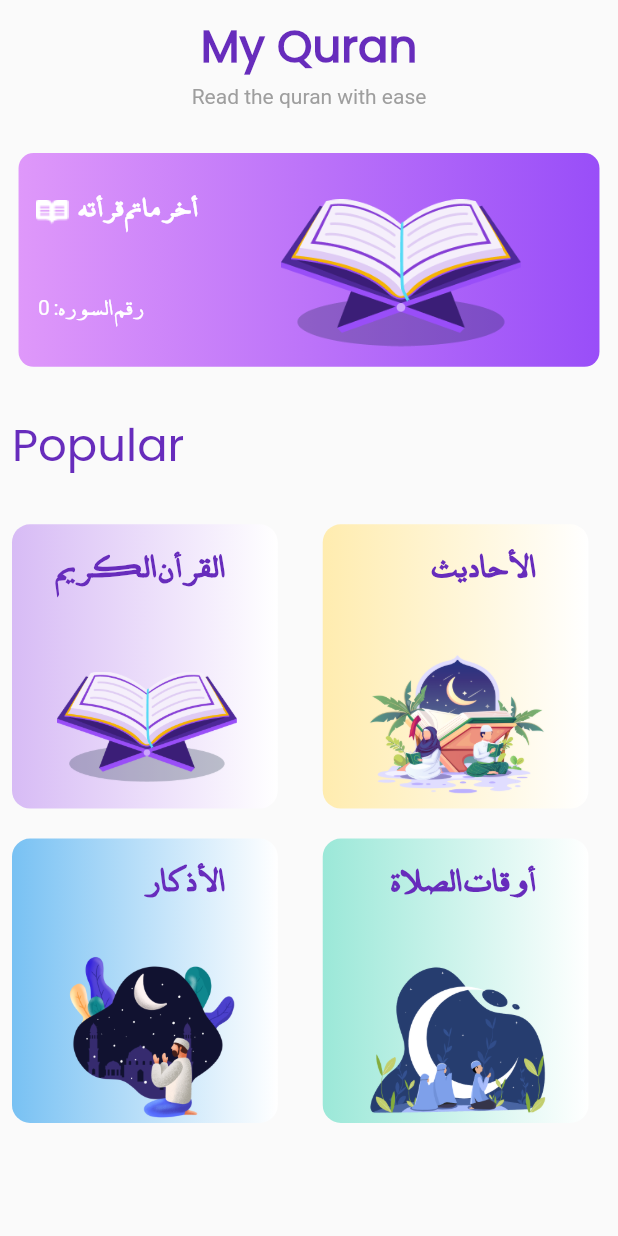
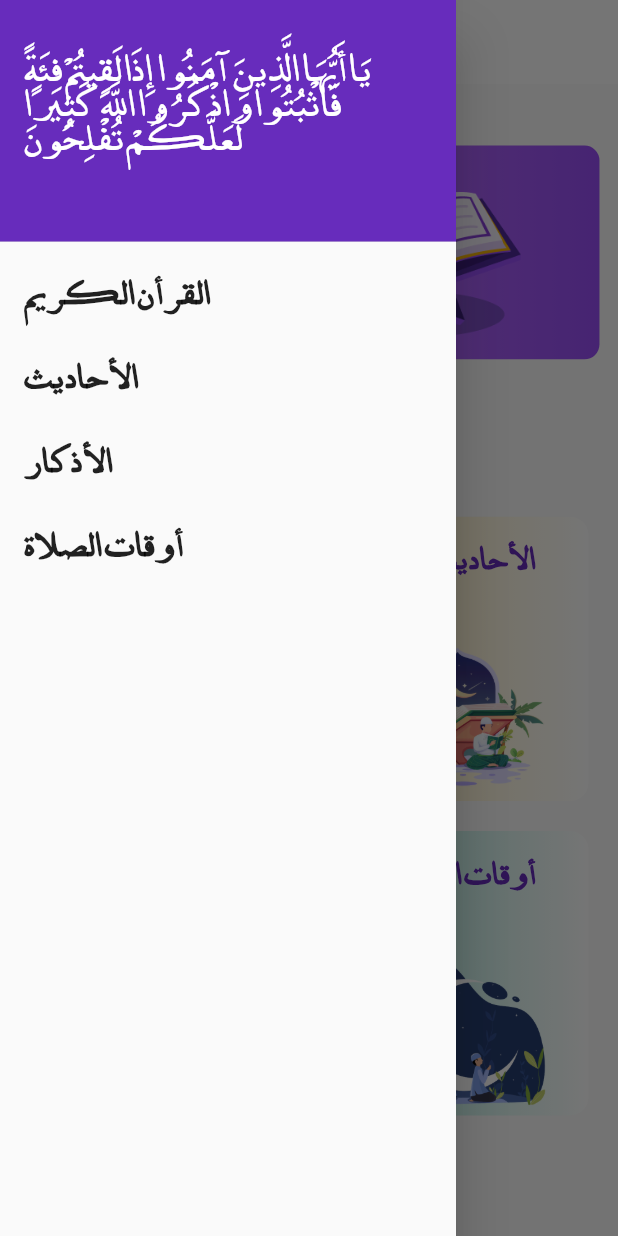
Before and after one commit to 18112001688/QuranApp, a Flutter app: the screen it shows after launch, with the side drawer open (before the commit the screen has no drawer), on a phone screen of 412 x 824 dp. Run offline on Flutter 3.47's test engine with Material 2 defaults, Android fonts, the light colour scheme and no system bars; our stand-ins replace dartz, dio, flutter_bloc, get_it, go_router, shared_preferences; missing offline and left inert: quran; Roboto replaces fonts that are missing (poppins).

Commit message:
adding a custom drwer (SideBar)

```diff
--- a/lib/Features/home/presentation/views/home_view.dart
+++ b/lib/Features/home/presentation/views/home_view.dart
@@ -1,3 +1,4 @@
+import 'package:Qurane_app/Features/home/widget/custom_drawer_menu.dart';
 import 'package:Qurane_app/Features/home/widget/custom_item.dart';
 import 'package:Qurane_app/Features/home/widget/custom_last_read_item.dart';
 import 'package:Qurane_app/core/constant/constent.dart';
@@ -6,35 +7,49 @@ import 'package:flutter/material.dart';
 import 'package:go_router/go_router.dart';
 
 class HomeView extends StatelessWidget {
-  const HomeView({Key? key}) : super(key: key);
+  HomeView({Key? key}) : super(key: key);
+  final GlobalKey<ScaffoldState> _scaffoldKey = GlobalKey<ScaffoldState>();
 
   @override
   Widget build(BuildContext context) {
     return Scaffold(
+      key: _scaffoldKey,
+      appBar: AppBar(
+        backgroundColor: Colors.white,
+        elevation: 0,
+        title: const Text(
+          'My Quran',
+          style: TextStyle(
+            color: primaryColor,
+            fontSize: 30,
+            fontWeight: FontWeight.w600,
+            fontFamily: 'poppins',
+          ),
+        ),
+        leading: IconButton(
+          icon: const Icon(
+            Icons.menu,
+            color: primaryColor,
+          ),
+          onPressed: () {
+            _scaffoldKey.currentState?.openDrawer();
+          },
+        ),
+      ),
+      drawer: const CustomDrwer(),
       body: SingleChildScrollView(
         child: SafeArea(
           child: Padding(
             padding: const EdgeInsets.all(8.0),
             child: Column(
               children: [
-                const Align(
-                  alignment: Alignment.topCenter,
-                  child: Text(
-                    'My Quran',
-                    style: TextStyle(
-                      color: primaryColor,
-                      fontSize: 30,
-                      fontWeight: FontWeight.w600,
-                      fontFamily: 'poppins',
+                const Row(
+                  mainAxisAlignment: MainAxisAlignment.spaceBetween,
+                  children: [
+                    SizedBox(
+                      height: 3,
                     ),
-                  ),
-                ),
-                const SizedBox(
-                  height: 3,
-                ),
-                const Text(
-                  'Read the quran with ease',
-                  style: TextStyle(color: Colors.grey),
+                  ],
                 ),
                 const CustomLastReadItem(),
                 const Padding(
@@ -90,9 +105,7 @@ class HomeView extends StatelessWidget {
                       },
                       image: Utlity.imageRamdan,
                     ),
-                    const SizedBox(
-                      width: 30,
-                    ),
+                    const SizedBox(width: 30),
                     CustomItem(
                       firstColor: const Color(0xff9BE8D8),
                       text: "أوقات الصلاة",
--- /dev/null
+++ b/lib/Features/home/widget/custom_drawer_menu.dart
@@ -0,0 +1,86 @@
+import 'package:Qurane_app/core/constant/constent.dart';
+import 'package:flutter/material.dart';
+import 'package:go_router/go_router.dart';
+
+class CustomDrwer extends StatelessWidget {
+  const CustomDrwer({super.key});
+
+  @override
+  Widget build(BuildContext context) {
+    return Drawer(
+      child: ListView(
+        padding: EdgeInsets.zero,
+        children: [
+          const DrawerHeader(
+            decoration: BoxDecoration(
+              color: primaryColor,
+            ),
+            child: Padding(
+              padding: EdgeInsets.only(top: 20),
+              child: Text(
+                "يَا أَيُّهَا الَّذِينَ آمَنُوا إِذَا لَقِيتُمْ فِئَةً فَاثْبُتُوا وَاذْكُرُوا اللَّهَ كَثِيرًا لَعَلَّكُمْ تُفْلِحُونَ",
+                style: TextStyle(
+                  color: Colors.white,
+                  fontFamily: 'me_quran',
+                  fontSize: 24,
+                ),
+              ),
+            ),
+          ),
+          ListTile(
+            title: const Text(
+              'القرأن الكريم',
+              style: TextStyle(
+                fontFamily: 'me_quran',
+                fontWeight: FontWeight.bold,
+                fontSize: 22,
+              ),
+            ),
+            onTap: () {
+              GoRouter.of(context).push('/QuranReadingView');
+            },
+          ),
+          ListTile(
+            title: const Text(
+              'الأحاديث',
+              style: TextStyle(
+                fontFamily: 'me_quran',
+                fontWeight: FontWeight.bold,
+                fontSize: 22,
+              ),
+            ),
+            onTap: () {
+              GoRouter.of(context).push('/AhdesView');
+            },
+          ),
+          ListTile(
+            title: const Text(
+              'الأذكار',
+              style: TextStyle(
+                fontFamily: 'me_quran',
+                fontWeight: FontWeight.bold,
+                fontSize: 22,
+              ),
+            ),
+            onTap: () {
+              GoRouter.of(context).push('/AzkarView');
+            },
+          ),
+          ListTile(
+            title: const Text(
+              'أوقات الصلاة',
+              style: TextStyle(
+                fontFamily: 'me_quran',
+                fontWeight: FontWeight.bold,
+                fontSize: 22,
+              ),
+            ),
+            onTap: () {
+              GoRouter.of(context).push('/PrayTimeView');
+            },
+          ),
+        ],
+      ),
+    );
+  }
+}
--- a/lib/Features/splash/presentation/views/splash.dart
+++ b/lib/Features/splash/presentation/views/splash.dart
@@ -1,4 +1,3 @@
-import 'package:Qurane_app/core/constant/constent.dart';
 import 'package:Qurane_app/core/utlity/images.dart';
 import 'package:flutter/material.dart';
 import 'package:flutter/services.dart';
--- a/lib/core/utlity/app_router.dart
+++ b/lib/core/utlity/app_router.dart
@@ -24,7 +24,7 @@ class AppRouter {
       ),
       GoRoute(
         path: "/HomeView",
-        builder: (context, state) => const HomeView(),
+        builder: (context, state) => HomeView(),
       ),
       // GoRoute(
       //   path: "/QuranView",
--- a/pubspec.yaml
+++ b/pubspec.yaml
@@ -46,6 +46,7 @@ dependencies:
   quran: ^1.2.2
   flutter_svg: ^2.0.7
   flutter_native_splash: ^2.3.1
+  hidden_drawer_menu: ^3.0.1
 
 
 
```
Also changed, not shown: pubspec.lock.
